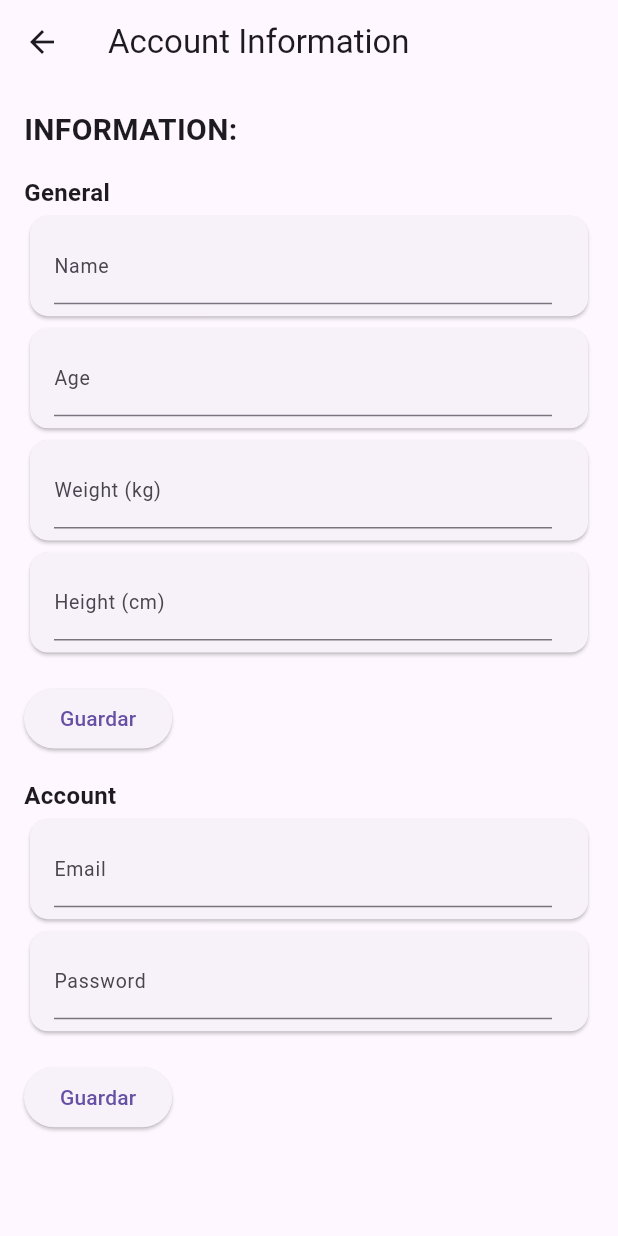
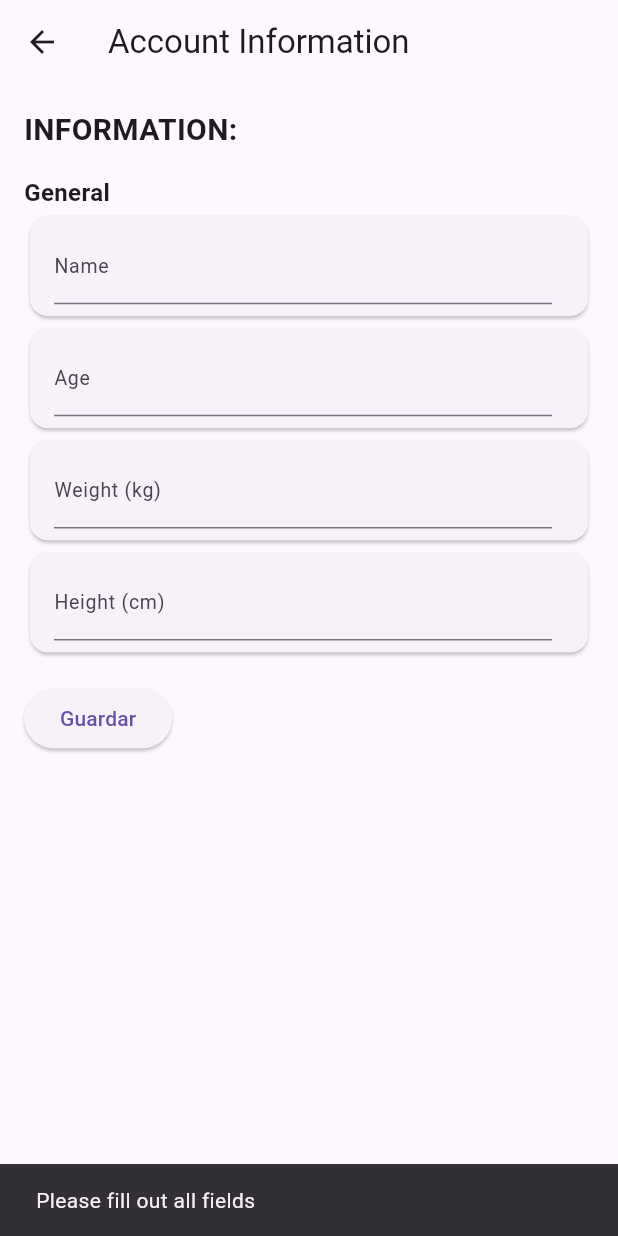
Before and after one commit to JorshuaEs/Healtylife-University-Project, a Flutter app: the EditAccountScreen screen opened by its route, after a tap on "Guardar", on a phone screen of 412 x 824 dp. Run offline on Flutter 3.47's test engine with Material 3 defaults, Android fonts, the phone set to English and light mode, and no system bars; our stand-ins replace equatable, firebase_auth, firebase_core, firebase_database, flutter_login, ionicons; accounts and stored records are empty.

Commit message:
se agrega la logica en la pantalla de editInformation para poder realizar la edicion de nombre, edad, peso y altura en la base de datos

```diff
--- a/lib/main.dart
+++ b/lib/main.dart
@@ -52,7 +52,7 @@ class MaterialAppWithTheme extends StatelessWidget {
         SettingsScreen.routeName: (context) => const SettingsScreen(),
         CaloriesScreen.routeName: (context) => CaloriesScreen(),
         AccountScreen.routeName: (context) => const AccountScreen(),
-        EditAccountScreen.routeName: (context) => const EditAccountScreen(),
+        EditAccountScreen.routeName: (context) => EditAccountScreen(),
         ThemeScreen.routeName: (context) => const ThemeScreen(),
       },
     );
--- a/lib/routes/app_routes.dart
+++ b/lib/routes/app_routes.dart
@@ -78,7 +78,7 @@ class AppRoutes {
     });
     appRoutes.addAll({
       EditAccountScreen.routeName: (BuildContext context) =>
-          const EditAccountScreen()
+           EditAccountScreen()
     });
     appRoutes.addAll(
         {ThemeScreen.routeName: (BuildContext context) => const ThemeScreen()});
--- a/lib/screens/edit_account_screen.dart
+++ b/lib/screens/edit_account_screen.dart
@@ -1,12 +1,72 @@
+// EditAccountScreen.dart
+
 import 'package:flutter/material.dart';
+import 'package:firebase_database/firebase_database.dart';
 
 class EditAccountScreen extends StatelessWidget {
   static const String routeName = '/editInformation';
 
-  const EditAccountScreen({Key? key}) : super(key: key);
+  final TextEditingController nameController = TextEditingController();
+  final TextEditingController ageController = TextEditingController();
+  final TextEditingController weightController = TextEditingController();
+  final TextEditingController heightController = TextEditingController();
+  final TextEditingController emailController = TextEditingController();
+  final TextEditingController passwordController = TextEditingController();
+
+   EditAccountScreen({Key? key}) : super(key: key);
+
+  void _saveGeneralInfo(BuildContext context) async {
+    String name = nameController.text;
+    String age = ageController.text;
+    String weight = weightController.text;
+    String height = heightController.text;
+
+    if (name.isEmpty || age.isEmpty || weight.isEmpty || height.isEmpty) {
+      ScaffoldMessenger.of(context).showSnackBar(
+        const SnackBar(content: Text('Please fill out all fields')),
+      );
+      return;
+    }
+
+    try {
+      DatabaseReference userRef = FirebaseDatabase.instance.ref().child('User').child('1');
+      await userRef.update({
+        'nombre': name,
+        'edad': age,
+        'peso': weight,
+        'estatura': height,
+      });
+      ScaffoldMessenger.of(context).showSnackBar(
+        const SnackBar(content: Text('Information updated successfully')),
+      );
+
+      // Regresar a la pantalla anterior (AccountScreen) y pasar los datos actualizados
+      Navigator.pop(context, {
+        'nombre': name,
+        'edad': age,
+        'peso': weight,
+        'estatura': height,
+        'correo': emailController.text,
+      });
+    } catch (e) {
+      ScaffoldMessenger.of(context).showSnackBar(
+        SnackBar(content: Text('Error updating information: $e')),
+      );
+    }
+  }
 
   @override
   Widget build(BuildContext context) {
+    final Map<String, dynamic>? accountInfo = ModalRoute.of(context)?.settings.arguments as Map<String, dynamic>?;
+
+    if (accountInfo != null) {
+      nameController.text = accountInfo['nombre'] ?? '';
+      ageController.text = accountInfo['edad'] ?? '';
+      weightController.text = accountInfo['peso'] ?? '';
+      heightController.text = accountInfo['estatura'] ?? '';
+      emailController.text = accountInfo['correo'] ?? '';
+    }
+
     return Scaffold(
       appBar: AppBar(
         title: const Text('Account Information'),
@@ -34,6 +94,7 @@ class EditAccountScreen extends StatelessWidget {
             Card(
               child: ListTile(
                 title: TextFormField(
+                  controller: nameController,
                   style: const TextStyle(fontSize: 14),
                   decoration: const InputDecoration(
                     labelText: 'Name',
@@ -45,6 +106,7 @@ class EditAccountScreen extends StatelessWidget {
             Card(
               child: ListTile(
                 title: TextFormField(
+                  controller: ageController,
                   style: const TextStyle(fontSize: 14),
                   decoration: const InputDecoration(
                     labelText: 'Age',
@@ -56,6 +118,7 @@ class EditAccountScreen extends StatelessWidget {
             Card(
               child: ListTile(
                 title: TextFormField(
+                  controller: weightController,
                   style: const TextStyle(fontSize: 14),
                   decoration: const InputDecoration(
                     labelText: 'Weight (kg)',
@@ -67,6 +130,7 @@ class EditAccountScreen extends StatelessWidget {
             Card(
               child: ListTile(
                 title: TextFormField(
+                  controller: heightController,
                   style: const TextStyle(fontSize: 14),
                   decoration: const InputDecoration(
                     labelText: 'Height (cm)',
@@ -77,45 +141,7 @@ class EditAccountScreen extends StatelessWidget {
             ),
             const SizedBox(height: 16),
             ElevatedButton(
-              onPressed: () {
-              },
-              child: const Text('Guardar'),
-            ),
-            const SizedBox(height: 16),
-            const Text(
-              'Account',
-              style: TextStyle(
-                fontSize: 16,
-                fontWeight: FontWeight.bold,
-              ),
-            ),
-            Card(
-              child: ListTile(
-                title: TextFormField(
-                  style: const TextStyle(fontSize: 14),
-                  decoration: const InputDecoration(
-                    labelText: 'Email',
-                    labelStyle: TextStyle(fontSize: 13),
-                  ),
-                ),
-              ),
-            ),
-            Card(
-              child: ListTile(
-                title: TextFormField(
-                  style: const TextStyle(fontSize: 14),
-                  decoration: const InputDecoration(
-                    labelText: 'Password',
-                    labelStyle: TextStyle(fontSize: 13),
-                  ),
-                  obscureText: true,
-                ),
-              ),
-            ),
-            const SizedBox(height: 16),
-            ElevatedButton(
-              onPressed: () {
-              },
+              onPressed: () => _saveGeneralInfo(context),
               child: const Text('Guardar'),
             ),
           ],
```
